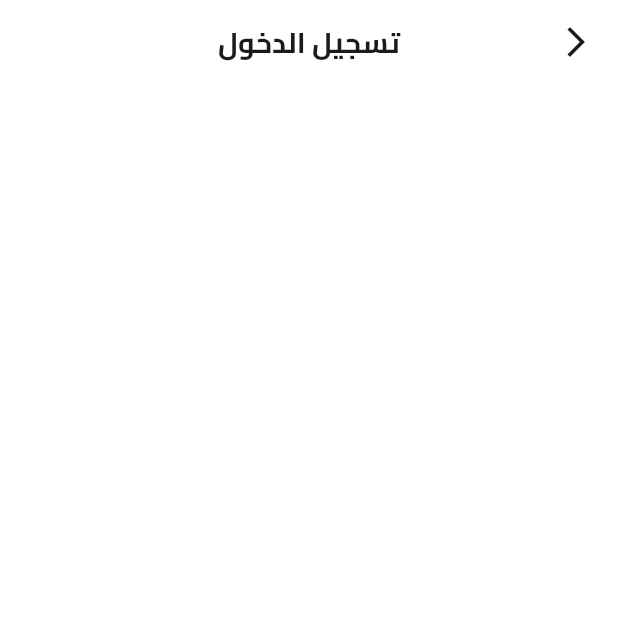
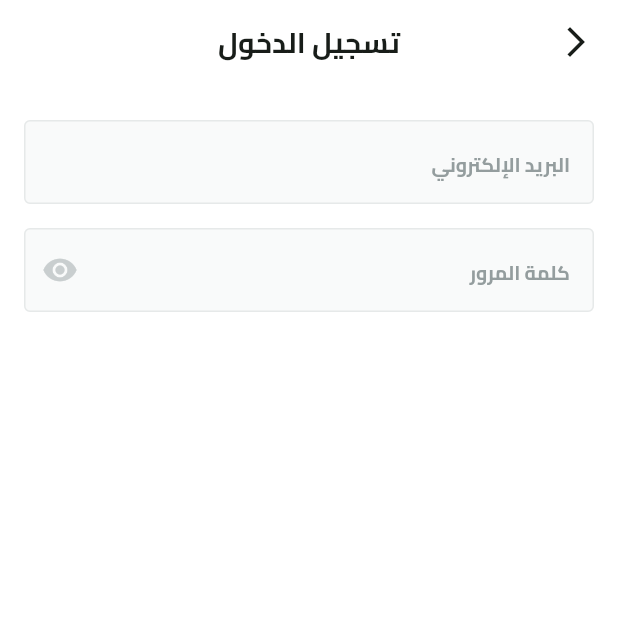
Before and after one commit to MohammedEhap007/fruit_hub, a Flutter app: the screen it shows after launch, after a tap on "تخط", on a phone screen of 412 x 824 dp, the top half of it. Run offline on Flutter 3.47's test engine with Material 3 defaults, Android fonts, the phone set to English and light mode, and no system bars; our stand-ins replace dots_indicator, flutter_svg, shared_preferences.

Commit message:
create custom text form field

```diff
--- /dev/null
+++ b/lib/core/widgets/custom_text_form_field.dart
@@ -0,0 +1,44 @@
+import 'package:flutter/material.dart';
+
+import '../utils/app_text_styles.dart';
+
+class CustomTextFormField extends StatelessWidget {
+  const CustomTextFormField({
+    super.key,
+    required this.hintText,
+    required this.keyboardType,
+    this.suffixIcon,
+  });
+
+  final String hintText;
+  final TextInputType keyboardType;
+  final Widget? suffixIcon;
+
+  @override
+  Widget build(BuildContext context) {
+    return TextFormField(
+      keyboardType: keyboardType,
+      decoration: InputDecoration(
+        hintText: hintText,
+        hintStyle: TextStyles.bold13.copyWith(
+          color: Color(0XFF949D9E),
+        ),
+        suffixIcon: suffixIcon,
+        filled: true,
+        fillColor: Color(0XFFF9FAFA),
+        border: buildBorder(),
+        enabledBorder: buildBorder(),
+        focusedBorder: buildBorder(),
+      ),
+    );
+  }
+
+  OutlineInputBorder buildBorder() {
+    return OutlineInputBorder(
+        borderRadius: BorderRadius.circular(4),
+        borderSide: BorderSide(
+          width: 1,
+          color: Color(0XFFE6E9E9),
+        ));
+  }
+}
--- a/lib/features/auth/presentation/views/widgets/login_view_body.dart
+++ b/lib/features/auth/presentation/views/widgets/login_view_body.dart
@@ -1,10 +1,39 @@
 import 'package:flutter/material.dart';
+import 'package:fruit_hub_app/core/widgets/custom_text_form_field.dart';
 
 class LoginViewBody extends StatelessWidget {
   const LoginViewBody({super.key});
 
   @override
   Widget build(BuildContext context) {
-    return SizedBox();
+    return Padding(
+      padding: const EdgeInsets.symmetric(
+        horizontal: 16.0,
+      ),
+      child: SingleChildScrollView(
+        child: Column(
+          children: [
+            SizedBox(
+              height: 24,
+            ),
+            CustomTextFormField(
+              keyboardType: TextInputType.emailAddress,
+              hintText: 'البريد الإلكتروني',
+            ),
+            SizedBox(
+              height: 16,
+            ),
+            CustomTextFormField(
+              keyboardType: TextInputType.visiblePassword,
+              hintText: 'كلمة المرور',
+              suffixIcon: Icon(
+                Icons.remove_red_eye,
+                color: Color(0XFFC9CECF),
+              ),
+            ),
+          ],
+        ),
+      ),
+    );
   }
 }
```
Also changed, not shown: 1 other file.
